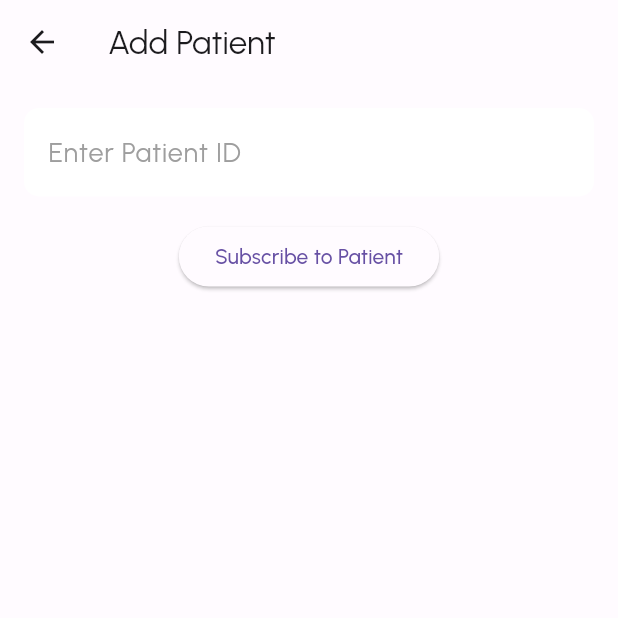
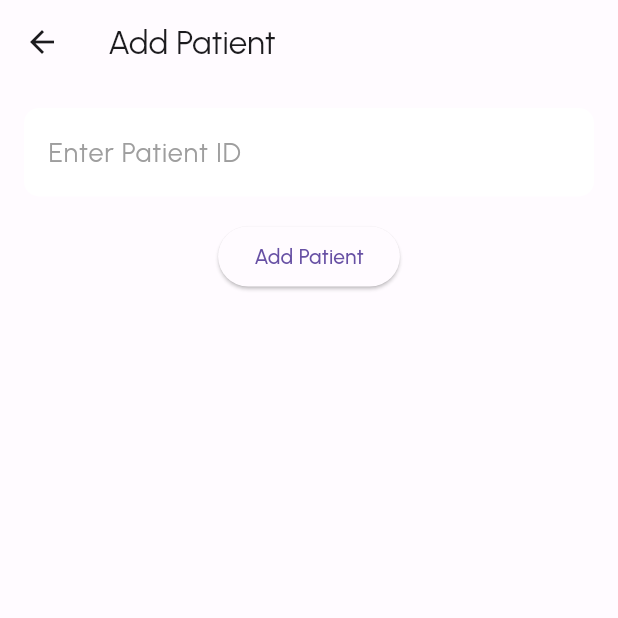
Before and after one commit to lbal837/capstone, a Flutter app: the AddPatientScreen screen opened directly, on a phone screen of 412 x 824 dp, the top half of it. Run offline on Flutter 3.47's test engine with Material 2 defaults, Android fonts, the phone set to English and light mode, and no system bars; our stand-ins replace firebase_core, firebase_messaging, flutter_spinkit, shared_preferences; missing offline and left inert: amazon_cognito_identity_dart_2; accounts and stored records are empty.

Commit message:
Refactor out add_patient_id.dart

```diff
--- a/frontend/lib/ui/add_patient/add_patient_screen.dart
+++ b/frontend/lib/ui/add_patient/add_patient_screen.dart
@@ -4,6 +4,7 @@ import 'package:flutter/material.dart';
 import 'package:frontend/auth/user_service.dart';
 import 'package:frontend/data/user_repository.dart';
 import 'package:frontend/secrets.dart';
+import 'package:frontend/ui/add_patient/widget/add_patient_id.dart';
 
 class AddPatientScreen extends StatefulWidget {
   const AddPatientScreen({Key? key}) : super(key: key);
@@ -43,28 +44,18 @@ class AddPatientScreenState extends State<AddPatientScreen> {
         padding: const EdgeInsets.all(16.0),
         child: Column(
           children: [
-            TextField(
-              controller: _patientIdController,
-              cursorColor: Colors.grey,
-              decoration: InputDecoration(
-                fillColor: Colors.white,
-                filled: true,
-                border: OutlineInputBorder(
-                    borderRadius: BorderRadius.circular(10),
-                    borderSide: BorderSide.none),
-                hintText: 'Enter Patient ID',
-                hintStyle: const TextStyle(color: Colors.grey, fontSize: 18),
-              ),
-            ),
+            AddPatientId(controller: _patientIdController),
             const SizedBox(height: 16.0),
             ElevatedButton(
               onPressed: () {
                 final completer = Completer<void>();
                 try {
-                  _subscribeToPatient().then((_) => _addPatientToUser())
+                  _subscribeToPatient()
+                      .then((_) => _addPatientToUser())
                       .then((_) {
                     ScaffoldMessenger.of(context).showSnackBar(const SnackBar(
-                        content: Text('Patient successfully added and subscribed!')));
+                        content: Text(
+                            'Patient successfully added and subscribed!')));
                     completer.complete();
                   });
                 } catch (e) {
@@ -73,7 +64,7 @@ class AddPatientScreenState extends State<AddPatientScreen> {
                   completer.completeError(e);
                 }
               },
-              child: const Text('Subscribe to Patient'),
+              child: const Text('Add Patient'),
             ),
           ],
         ),
--- /dev/null
+++ b/frontend/lib/ui/add_patient/widget/add_patient_id.dart
@@ -0,0 +1,24 @@
+import 'package:flutter/material.dart';
+
+class AddPatientId extends StatelessWidget {
+  final TextEditingController controller;
+
+  const AddPatientId({Key? key, required this.controller}) : super(key: key);
+
+  @override
+  Widget build(BuildContext context) {
+    return TextField(
+      controller: controller,
+      cursorColor: Colors.grey,
+      decoration: InputDecoration(
+        fillColor: Colors.white,
+        filled: true,
+        border: OutlineInputBorder(
+            borderRadius: BorderRadius.circular(10),
+            borderSide: BorderSide.none),
+        hintText: 'Enter Patient ID',
+        hintStyle: const TextStyle(color: Colors.grey, fontSize: 18),
+      ),
+    );
+  }
+}
```
Also changed, not shown: frontend/lib/ui/add_patient/widget/add_patient_button.dart (added), frontend/lib/ui/add_patient/widget/add_patient_search.dart (deleted).
